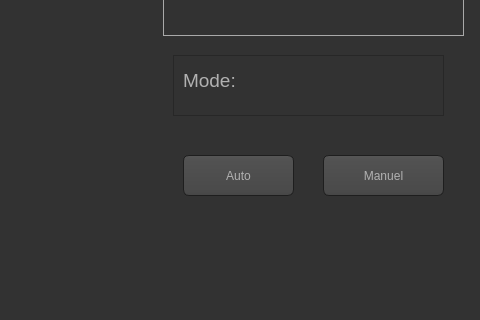
Before: the Qt Designer form Ros2_ws/src/gui/gui/ui/rover_main.ui in youssef1404/Cleaning_Robot_Project, drawn with Qt 5; both pictures show x 887 to 1367 and y 345 to 665 of the 1367 by 762 pixel window.
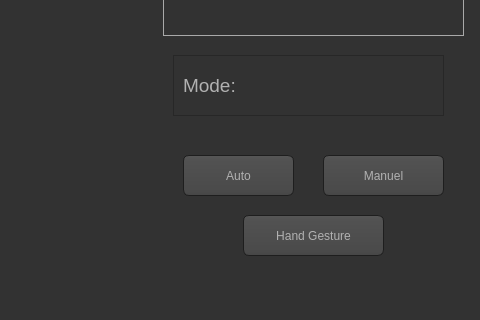
After: the same form once the commit is applied. Icons and pictures are not drawn.

Diff of the .ui file:
```diff
--- a/Ros2_ws/src/gui/gui/ui/rover_main.ui
+++ b/Ros2_ws/src/gui/gui/ui/rover_main.ui
@@ -1803,7 +1803,7 @@
       <x>10</x>
       <y>10</y>
       <width>81</width>
-      <height>31</height>
+      <height>41</height>
      </rect>
     </property>
     <property name="font">
@@ -1829,6 +1829,31 @@
     </property>
    </widget>
   </widget>
+  <widget class="QPushButton" name="hand_button">
+   <property name="geometry">
+    <rect>
+     <x>1130</x>
+     <y>560</y>
+     <width>141</width>
+     <height>41</height>
+    </rect>
+   </property>
+   <property name="font">
+    <font>
+     <family>Ubuntu</family>
+     <pointsize>-1</pointsize>
+     <weight>50</weight>
+     <italic>false</italic>
+     <bold>false</bold>
+    </font>
+   </property>
+   <property name="mouseTracking">
+    <bool>true</bool>
+   </property>
+   <property name="text">
+    <string>Hand Gesture</string>
+   </property>
+  </widget>
  </widget>
  <resources/>
  <connections/>
```
